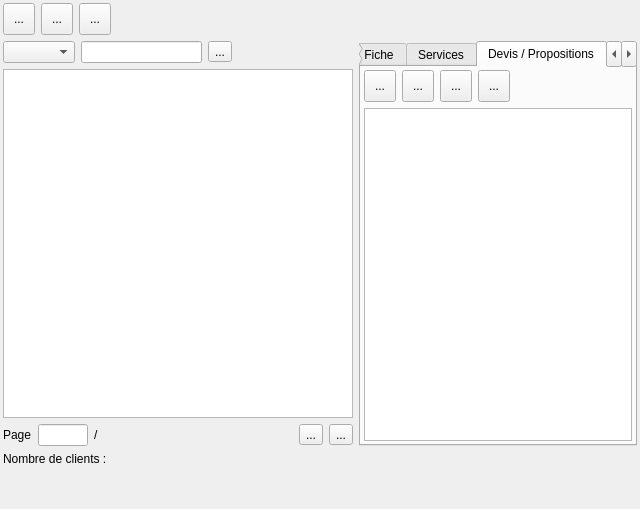
cfdev/mcercle, file src/customerView.ui: the form before one commit.
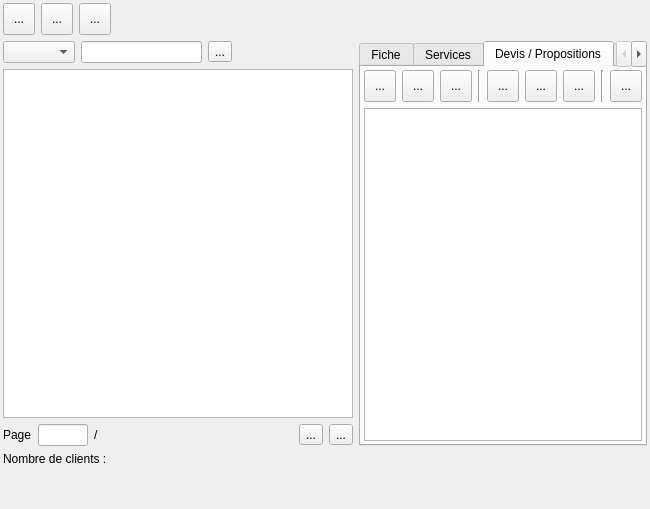
The form after the commit. The open tabs and pages were chosen to show the change. Icons and pictures are not drawn.

Commit message: Finish copy/cut/paste function for estimate

```diff
--- a/src/customerView.ui
+++ b/src/customerView.ui
@@ -6,7 +6,7 @@
    <rect>
     <x>0</x>
     <y>0</y>
-    <width>640</width>
+    <width>643</width>
     <height>509</height>
    </rect>
   </property>
@@ -682,6 +682,92 @@
                  </property>
                 </widget>
                </item>
+               <item>
+                <widget class="Line" name="line">
+                 <property name="orientation">
+                  <enum>Qt::Vertical</enum>
+                 </property>
+                </widget>
+               </item>
+               <item>
+                <widget class="QToolButton" name="toolButton_copyEstimate">
+                 <property name="minimumSize">
+                  <size>
+                   <width>32</width>
+                   <height>32</height>
+                  </size>
+                 </property>
+                 <property name="toolTip">
+                  <string>Copier le devis</string>
+                 </property>
+                 <property name="text">
+                  <string>...</string>
+                 </property>
+                 <property name="icon">
+                  <iconset resource="../ressources.qrc">
+                   <normaloff>:/app/copy</normaloff>:/app/copy</iconset>
+                 </property>
+                 <property name="iconSize">
+                  <size>
+                   <width>22</width>
+                   <height>22</height>
+                  </size>
+                 </property>
+                </widget>
+               </item>
+               <item>
+                <widget class="QToolButton" name="toolButton_cutEstimate">
+                 <property name="minimumSize">
+                  <size>
+                   <width>32</width>
+                   <height>32</height>
+                  </size>
+                 </property>
+                 <property name="statusTip">
+                  <string>Couper le devis</string>
+                 </property>
+                 <property name="text">
+                  <string>...</string>
+                 </property>
+                 <property name="icon">
+                  <iconset resource="../ressources.qrc">
+                   <normaloff>:/app/cut</normaloff>:/app/cut</iconset>
+                 </property>
+                 <property name="iconSize">
+                  <size>
+                   <width>22</width>
+                   <height>22</height>
+                  </size>
+                 </property>
+                </widget>
+               </item>
+               <item>
+                <widget class="QToolButton" name="toolButton_pastEstimate">
+                 <property name="minimumSize">
+                  <size>
+                   <width>32</width>
+                   <height>32</height>
+                  </size>
+                 </property>
+                 <property name="toolTip">
+                  <string>Coller le devis</string>
+                 </property>
+                 <property name="text">
+                  <string>...</string>
+                 </property>
+                 <property name="icon">
+                  <iconset resource="../ressources.qrc">
+                   <normaloff>:/app/paste</normaloff>:/app/paste</iconset>
+                 </property>
+                </widget>
+               </item>
+               <item>
+                <widget class="Line" name="line_2">
+                 <property name="orientation">
+                  <enum>Qt::Vertical</enum>
+                 </property>
+                </widget>
+               </item>
                <item>
                 <widget class="QToolButton" name="toolButton_printPro">
                  <property name="minimumSize">
```
Left out of the diff: 6 changed lines with no effect on the pictures. The commit also changes 2 other files.
